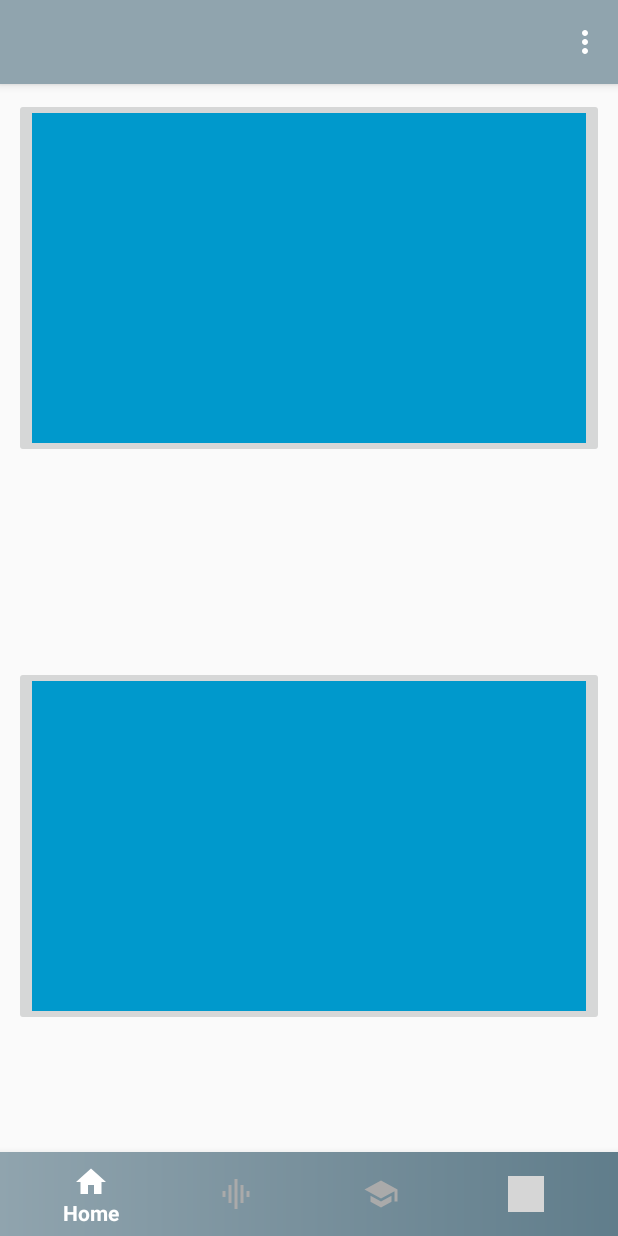
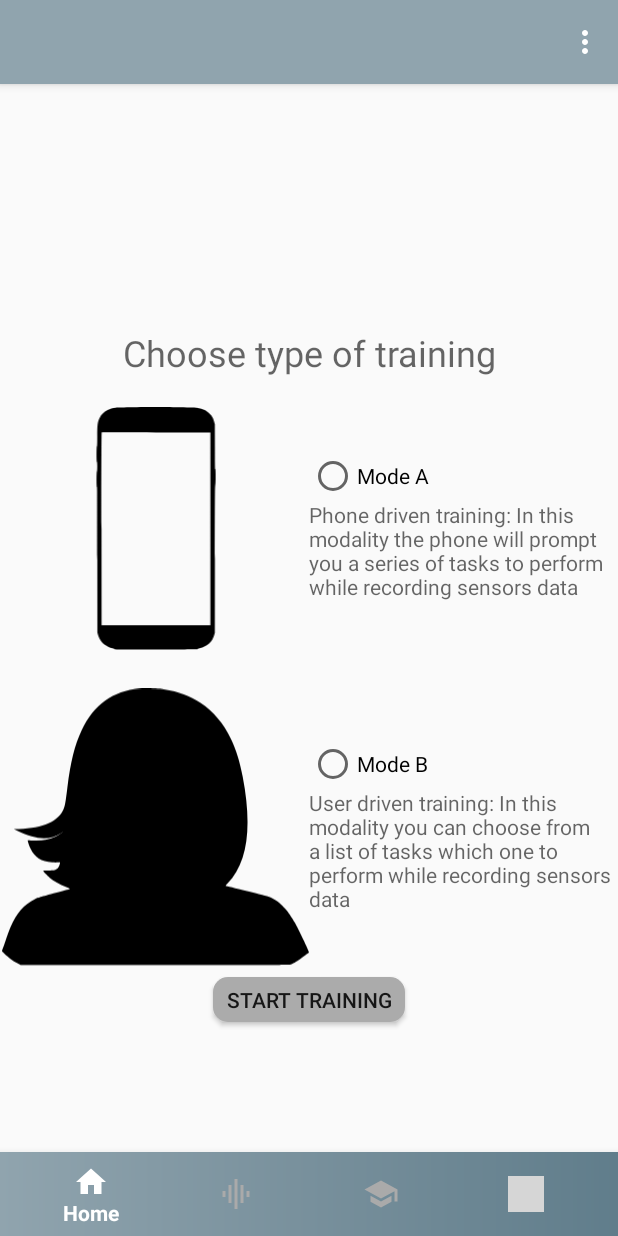
Before and after one commit to iitcybersecurity/ActivityRecognition, an Android app: the fragment TrainingFragment placed in its activity, on a phone screen of 412 x 824 dp. Run offline under Robolectric (Android 15) with nearby library versions, the phone set to English and light mode, and no system bars; libraries missing offline, so code that uses them is left out: com.facebook.login; 2 statements that could not run were skipped; grey boxes are pictures that could not be loaded.

Commit message:
- Implement: choice selector for training activity.

```diff
--- a/GatheringApp/app/src/main/java/iit/cnr/it/gatheringapp/utils/UserActivitiesHandler.java
+++ b/GatheringApp/app/src/main/java/iit/cnr/it/gatheringapp/utils/UserActivitiesHandler.java
@@ -127,7 +127,7 @@ public class UserActivitiesHandler {
             }
         }
 
-
+        //TODO verificare comportamento anomalo
         NotificationManager nm = (NotificationManager) this.activity.getApplicationContext().getSystemService(Context.NOTIFICATION_SERVICE);
         nm.notify(1337, b.build());
 
--- /dev/null
+++ b/GatheringApp/app/src/main/res/drawable/ic_phone.xml
@@ -0,0 +1,10 @@
+<vector xmlns:android="http://schemas.android.com/apk/res/android"
+    android:width="863dp"
+    android:height="1280dp"
+    android:viewportWidth="863"
+    android:viewportHeight="1280">
+  <path
+      android:pathData="M334.9,129.1c-36.5,0.4 -67.5,1.2 -73,1.8 -13.7,1.7 -24.2,4.6 -34.4,9.6 -16.3,7.9 -27.4,19 -35,35 -8.4,17.6 -9.4,26.5 -9.5,79 -0.1,32.7 -0.3,39.3 -1.5,40.9 -2.2,2.9 -2.2,64.3 0,67.2 2.1,2.8 2.1,38 0,40.8 -2.2,2.9 -2.2,64.1 0,67.3 1.3,1.8 1.5,39.8 1.8,310.9l0.2,308.9 2.3,8.5c6.7,24.9 22,42.7 45.2,52.5 3.5,1.5 11.1,4 16.9,5.5 5.8,1.6 9.7,2.9 8.6,2.9 -1.5,0.1 -1.6,0.4 -0.7,1.3 1,1 37.6,1.3 176,1.3 96.1,-0 176,-0.4 177.6,-0.8 1.9,-0.5 2.6,-1.1 1.8,-1.6 -0.7,-0.4 2.9,-1.7 8.1,-2.9 34.1,-8.3 54.1,-26.5 62.9,-57.7l2.3,-8 0.3,-314.1c0.2,-276.7 0.4,-314.3 1.7,-315.4 2.2,-1.8 2.2,-67.1 0,-69 -1.2,-1 -1.5,-14.5 -1.7,-96.3l-0.3,-95.2 -2.7,-9.5c-3.3,-12.1 -6.7,-19.7 -12.3,-27.5 -13.3,-18.7 -34.6,-30.1 -62.7,-33.5 -4.7,-0.6 -43.7,-1.5 -86.5,-2 -84,-1 -90.1,-1 -185.4,0.1zM665.5,648l0,411.5 -232,-0 -232,-0 -0.3,-410.9c-0.2,-328.1 0,-411.1 1,-411.8 0.7,-0.4 105.3,-0.7 232.3,-0.5l231,0.2 0,411.5z"
+      android:fillColor="#000000"
+      android:strokeColor="#00000000"/>
+</vector>
--- /dev/null
+++ b/GatheringApp/app/src/main/res/drawable/ic_user.xml
@@ -0,0 +1,10 @@
+<vector xmlns:android="http://schemas.android.com/apk/res/android"
+    android:width="1280dp"
+    android:height="1156dp"
+    android:viewportWidth="1280"
+    android:viewportHeight="1156">
+  <path
+      android:pathData="M573,1c-110.1,8.6 -190.6,66.6 -240.7,173.5 -29.1,62.1 -46.4,131.3 -59.8,239.5 -7.8,63.7 -9.6,74 -15.1,87.7 -20.8,52 -84.9,80.9 -186.9,84.2l-21,0.6 14.7,7.2c77.9,38 135.5,40.9 182.7,9 4,-2.7 7.1,-4.4 6.7,-3.8 -1.3,2.1 -20.7,14.3 -29.7,18.8 -27.8,13.6 -59.7,19 -97.6,16.5 -10.2,-0.7 -18.8,-1.1 -19,-0.8 -1.1,1.1 6.5,23.5 11.6,34.1 18,37.4 44,54 90.4,57.6 7.3,0.6 17.7,0.7 23.1,0.3l9.9,-0.6 -0.7,4.1c-1.6,10.4 -7.2,20.1 -14.2,24.8 -7.4,5.1 -10.5,5.6 -34.1,6.1 -12.3,0.2 -22.3,0.7 -22.3,1.1 0,1.4 20.3,22.2 27.8,28.5 17.1,14.2 38.8,26.5 71.7,40.5 7.7,3.3 13.3,6.2 12.5,6.5 -0.8,0.3 -31.4,8.6 -68,18.5 -61.7,16.8 -67.3,18.5 -77.6,23.6 -45.5,22.6 -77.3,59 -101.4,116.3 -6.1,14.5 -9.4,23.6 -21,57.2 -4.8,14 -10.1,29.1 -11.9,33.5 -1.7,4.4 -3.1,8.9 -3.1,10 0,2.3 29,28.3 42.2,37.7 4.6,3.3 14.4,9 21.8,12.6l13.5,6.7 257.2,0.5c141.5,0.3 393.9,0.3 561,-0 289.3,-0.5 304,-0.6 308.8,-2.3 14.1,-5.1 26.7,-12.8 49,-29.7 7.7,-5.8 16.8,-12.5 20.3,-14.9 4.4,-2.9 6.2,-4.8 6.2,-6.3 0,-4.7 -45.7,-100.1 -59.6,-124.5 -8.7,-15.2 -23.4,-37.5 -32,-48.3 -9.3,-11.8 -30.3,-32.3 -40.1,-39.3 -8.9,-6.3 -25.5,-15.3 -34.3,-18.6 -3,-1.1 -44.6,-11.8 -92.5,-23.6 -47.8,-11.9 -87.8,-21.8 -88.8,-22.1 -1.5,-0.5 0,-2.5 8,-10.7 82.8,-85.5 103.7,-233.9 62.7,-445.2 -12.5,-64.6 -26.9,-110.9 -48.4,-156.1 -30.8,-64.7 -73.7,-115.8 -126.7,-150.7 -45.3,-29.9 -89.9,-46.2 -153.9,-56.2 -21.5,-3.4 -77.7,-5.3 -101.4,-3.5z"
+      android:fillColor="#000000"
+      android:strokeColor="#00000000"/>
+</vector>
--- a/GatheringApp/app/src/main/res/layout/activity_login.xml
+++ b/GatheringApp/app/src/main/res/layout/activity_login.xml
@@ -73,7 +73,8 @@
                         android:hint="@string/password"
                         android:id="@+id/password"
                         android:layout_centerHorizontal="true"
-                        android:layout_alignParentTop="true" android:layout_marginTop="46dp"/>
+                        android:layout_alignParentTop="true"
+                        android:layout_marginTop="46dp"/>
                 <Button
                         android:text="@string/sign_in_login_button"
                         android:layout_width="180dp"
@@ -81,7 +82,8 @@
                         android:background="@drawable/rounded_button"
                         android:id="@+id/email_sign_in_button"
                         android:elevation="8dp"
-                        android:layout_centerHorizontal="true" android:layout_alignParentTop="true"
+                        android:layout_centerHorizontal="true"
+                        android:layout_alignParentTop="true"
                         android:layout_marginTop="92dp"/>
 
                 <Button
--- a/GatheringApp/app/src/main/res/layout/fragment_training.xml
+++ b/GatheringApp/app/src/main/res/layout/fragment_training.xml
@@ -7,30 +7,101 @@
              android:id="@+id/fragment_training">
 
     <!-- TODO: Update blank fragment layout -->
-    <android.support.constraint.ConstraintLayout
+    <LinearLayout
             android:layout_width="match_parent"
-            android:layout_height="match_parent">
+            android:layout_height="match_parent"
+            android:orientation="vertical"
+            android:gravity="center">
 
 
-        <ImageButton
-                app:layout_constraintHorizontal_chainStyle="spread"
-                android:src="@android:color/holo_blue_dark"
-                android:layout_width="0dp"
-                android:layout_height="240dp" android:id="@+id/imageButton"
-                app:layout_constraintEnd_toEndOf="parent"
-                android:layout_marginEnd="8dp" app:layout_constraintStart_toStartOf="parent"
-                android:layout_marginStart="8dp" app:layout_constraintHorizontal_bias="0.503"
-                app:layout_constraintTop_toTopOf="parent" android:layout_marginTop="8dp"/>
-        <ImageButton
-                app:layout_constraintHorizontal_chainStyle="spread"
-                android:src="@android:color/holo_blue_dark"
-                android:layout_width="0dp"
-                android:layout_height="240dp" android:id="@+id/imageButton2"
-                app:layout_constraintEnd_toEndOf="parent"
-                android:layout_marginEnd="8dp" app:layout_constraintStart_toStartOf="parent"
-                android:layout_marginStart="8dp" app:layout_constraintHorizontal_bias="0.503"
-                android:layout_marginTop="8dp" app:layout_constraintTop_toBottomOf="@+id/imageButton"
-                app:layout_constraintBottom_toBottomOf="parent" android:layout_marginBottom="8dp"/>
-    </android.support.constraint.ConstraintLayout>
+        <TextView
+                android:layout_width="match_parent"
+                android:layout_height="wrap_content" android:id="@+id/training_choice"
+                android:text="@string/training_choice"
+                android:textAppearance="@android:style/TextAppearance.Material.Display1"
+                android:textSize="24sp"
+                android:paddingTop="20dp"
+                android:textAlignment="center"/>
+        <LinearLayout
+                android:orientation="horizontal"
+                android:layout_width="match_parent"
+                android:gravity="center"
+                android:layout_height="200dp">
+            <ImageView
+                    android:src="@drawable/ic_phone"
+                    android:layout_width="wrap_content"
+                    android:layout_height="match_parent"
+                    android:id="@+id/trainingA_image"
+                    android:layout_weight="1"/>
+            <LinearLayout
+                    android:orientation="vertical"
+                    android:layout_width="match_parent"
+                    android:layout_height="match_parent"
+                    android:gravity="center"
+                    android:layout_weight="1">
+                <RadioGroup
+                        android:id="@+id/traniningA_button_wrapper"
+                        android:layout_width="match_parent"
+                        android:layout_height="wrap_content">
+
+                    <RadioButton
+                            android:layout_width="match_parent"
+                            android:layout_height="wrap_content"
+                            android:id="@+id/trainingA_button"
+                            android:text="@string/phone_driven_training_button"/>
+                </RadioGroup>
+                <TextView
+                        android:text="@string/phone_driven_training_description"
+                        android:layout_width="match_parent"
+                        android:layout_height="wrap_content"
+                        android:id="@+id/textView4"
+                        android:textAppearance="@android:style/TextAppearance.Material.Display1"
+                        android:textSize="14sp"/>
+            </LinearLayout>
+        </LinearLayout>
+        <LinearLayout
+                android:orientation="horizontal"
+                android:layout_width="match_parent"
+                android:gravity="center"
+                android:layout_height="200dp">
+            <ImageView
+                    android:src="@drawable/ic_user"
+                    android:layout_width="wrap_content"
+                    android:layout_height="match_parent"
+                    android:id="@+id/trainingB_image"
+                    android:layout_weight="1"/>
+            <LinearLayout
+                    android:orientation="vertical"
+                    android:layout_width="match_parent"
+                    android:layout_height="match_parent"
+                    android:layout_weight="1"
+                    android:gravity="center">
+                <RadioGroup
+                        android:id="@+id/traniningB_button_wrapper"
+                        android:layout_width="match_parent"
+                        android:layout_height="wrap_content">
+
+                    <RadioButton
+                            android:layout_width="match_parent"
+                            android:layout_height="wrap_content"
+                            android:id="@+id/trainingB_button"
+                            android:text="@string/user_driven_training_button"/>
+                </RadioGroup>
+                <TextView
+                        android:text="@string/user_driven_training_description"
+                        android:layout_width="match_parent"
+                        android:layout_height="wrap_content" android:id="@+id/textView5"
+                        android:textAppearance="@android:style/TextAppearance.Material.Display1"
+                        android:textSize="14sp"/>
+            </LinearLayout>
+        </LinearLayout>
+        <Button
+                android:text="@string/start_training"
+                android:layout_width="128dp"
+                android:background="@drawable/rounded_button"
+                android:elevation="8dp"
+                android:layout_height="30dp"
+                android:id="@+id/start_training"/>
+    </LinearLayout>
 
 </FrameLayout>
--- a/GatheringApp/app/src/main/res/values/strings.xml
+++ b/GatheringApp/app/src/main/res/values/strings.xml
@@ -45,6 +45,15 @@
     <string name="username_email">Username / Email</string>
     <string name="password">Password</string>
     <string name="title_activity_settings">Settings</string>
+
+    <!-- Training activity strings -->
+    <string name="title_activity_training">TrainingActivity</string>
+    <string name="training_choice">Choose type of training</string>
+    <string name="phone_driven_training_button">Mode A</string>
+    <string name="phone_driven_training_description">Phone driven training: In this modality the phone will prompt you a series of tasks to perform while recording sensors data </string>
+    <string name="user_driven_training_button">Mode B</string>
+    <string name="user_driven_training_description">User driven training: In this modality you can choose from a list of tasks which one to perform while recording sensors data</string>
+    <string name="start_training">Start Training</string>
 
     <!-- Strings related to Settings -->
 
@@ -118,9 +127,10 @@
 
     <string name="pref_title_vibrate">Vibrate</string>
 
-    <string name="title_activity_training">TrainingActivity</string>
+
     <string name="dummy_button">Dummy Button</string>
     <string name="dummy_content">DUMMY\nCONTENT</string>
 
 
+
 </resources>
```
Also changed, not shown: GatheringApp/app/src/main/ic_training_a-web.png (deleted).
